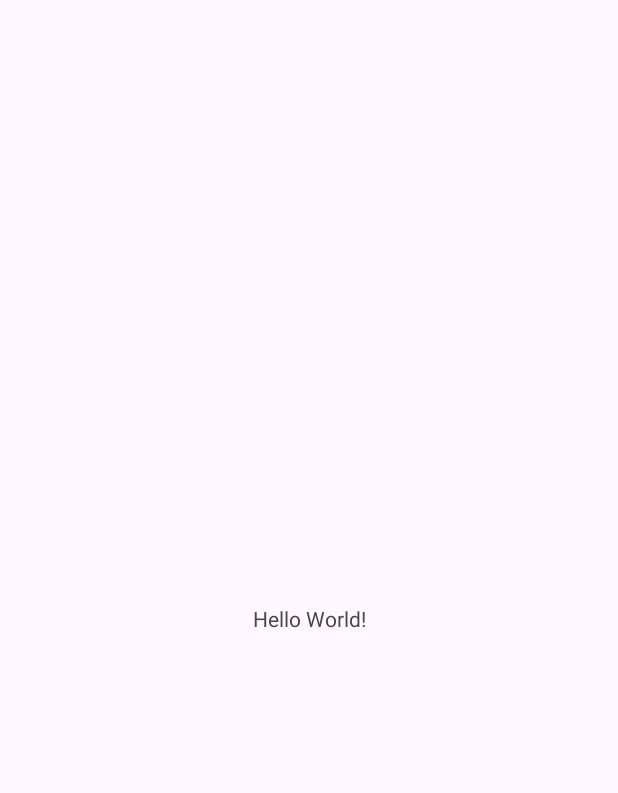
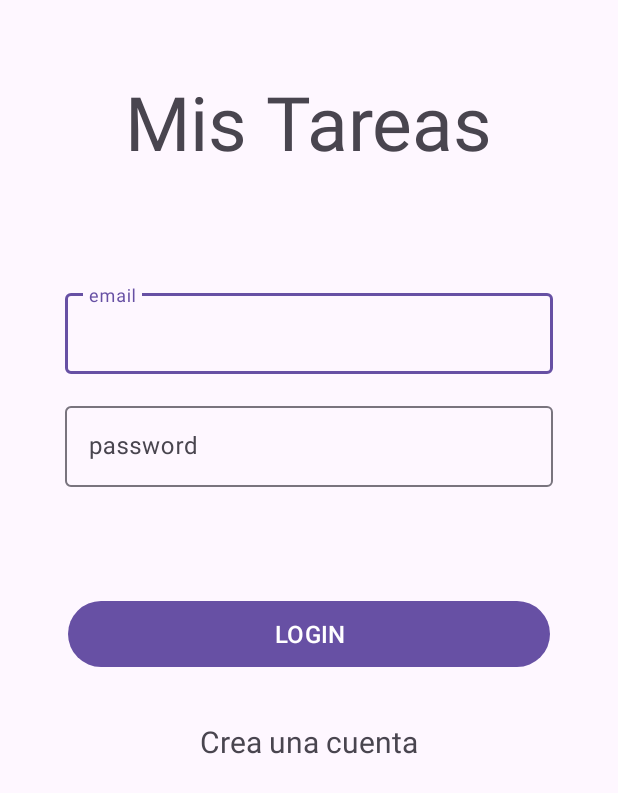
Before and after one commit to AlbertoArroyoS/ToDoList, an Android app: the screen it shows after launch (MainActivity before the commit, Login after it), on a phone screen of 412 x 824 dp. Before the commit the part shown is almost empty. Shown: the top 793 px of the screen. Run offline under Robolectric (Android 15) with nearby library versions, the phone set to English and light mode, and no system bars.

Commit message:
Layout Login

```diff
--- a/Android_Studio/app/src/main/AndroidManifest.xml
+++ b/Android_Studio/app/src/main/AndroidManifest.xml
@@ -13,6 +13,15 @@
         android:theme="@style/Theme.ToDoList"
         tools:targetApi="31">
         <activity
+            android:name=".Login"
+            android:exported="true">
+            <intent-filter>
+                <action android:name="android.intent.action.MAIN" />
+
+                <category android:name="android.intent.category.LAUNCHER" />
+            </intent-filter>
+        </activity>
+        <activity
             android:name=".MainActivity"
             android:exported="true">
             <intent-filter>
--- /dev/null
+++ b/Android_Studio/app/src/main/java/com/example/todolist/Login.java
@@ -0,0 +1,14 @@
+package com.example.todolist;
+
+import androidx.appcompat.app.AppCompatActivity;
+
+import android.os.Bundle;
+
+public class Login extends AppCompatActivity {
+
+    @Override
+    protected void onCreate(Bundle savedInstanceState) {
+        super.onCreate(savedInstanceState);
+        setContentView(R.layout.activity_login);
+    }
+}
--- /dev/null
+++ b/Android_Studio/app/src/main/res/layout/activity_login.xml
@@ -0,0 +1,87 @@
+<?xml version="1.0" encoding="utf-8"?>
+<androidx.constraintlayout.widget.ConstraintLayout xmlns:android="http://schemas.android.com/apk/res/android"
+    xmlns:app="http://schemas.android.com/apk/res-auto"
+    xmlns:tools="http://schemas.android.com/tools"
+    android:layout_width="match_parent"
+    android:layout_height="match_parent"
+    tools:context=".Login">
+
+    <TextView
+        android:id="@+id/textView"
+        android:layout_width="wrap_content"
+        android:layout_height="wrap_content"
+        android:layout_marginTop="47dp"
+        android:text="Mis Tareas"
+        android:textSize="50sp"
+        app:layout_constraintEnd_toEndOf="parent"
+        app:layout_constraintStart_toStartOf="parent"
+        app:layout_constraintTop_toTopOf="parent" />
+
+    <com.google.android.material.textfield.TextInputLayout
+        android:id="@+id/textInputLayout"
+        android:layout_width="409dp"
+        android:layout_height="wrap_content"
+        tools:layout_editor_absoluteX="1dp"
+        tools:layout_editor_absoluteY="292dp" />
+
+    <com.google.android.material.textfield.TextInputLayout
+        android:id="@+id/layoutCorreo"
+        android:layout_width="325dp"
+        android:layout_height="59dp"
+        android:layout_marginTop="75dp"
+        app:layout_constraintEnd_toEndOf="parent"
+        app:layout_constraintStart_toStartOf="parent"
+        app:layout_constraintTop_toBottomOf="@+id/textView">
+
+        <com.google.android.material.textfield.TextInputEditText
+            android:id="@+id/cajaCorreo"
+            android:layout_width="325dp"
+            android:layout_height="wrap_content"
+            android:hint="@string/hintCorreo"
+            android:textColorHint="@color/black"
+            android:backgroundTint="@color/white"/>
+        <requestFocus/>
+    </com.google.android.material.textfield.TextInputLayout>
+
+    <com.google.android.material.textfield.TextInputLayout
+        android:id="@+id/textInputLayout3"
+        android:layout_width="325dp"
+        android:layout_height="59dp"
+        android:layout_marginTop="16dp"
+        app:layout_constraintEnd_toEndOf="parent"
+        app:layout_constraintStart_toStartOf="parent"
+        app:layout_constraintTop_toBottomOf="@+id/layoutCorreo">
+
+        <com.google.android.material.textfield.TextInputEditText
+            android:id="@+id/cajaPass"
+            android:layout_width="325dp"
+            android:layout_height="wrap_content"
+            android:backgroundTint="@color/white"
+            android:hint="@string/hintPass"
+            android:inputType="textPassword"
+            android:textColorHint="@color/black" />/>
+    </com.google.android.material.textfield.TextInputLayout>
+
+    <Button
+        android:id="@+id/botonLogin"
+        android:layout_width="321dp"
+        android:layout_height="52dp"
+        android:layout_marginTop="72dp"
+        android:text="@string/login"
+        android:textSize="16sp"
+        app:cornerRadius="32sp"
+        app:layout_constraintEnd_toEndOf="parent"
+        app:layout_constraintStart_toStartOf="parent"
+        app:layout_constraintTop_toBottomOf="@+id/textInputLayout3" />
+
+    <TextView
+        android:id="@+id/crearCuenta"
+        android:layout_width="wrap_content"
+        android:layout_height="wrap_content"
+        android:layout_marginTop="32dp"
+        android:text="Crea una cuenta"
+        android:textSize="20sp"
+        app:layout_constraintEnd_toEndOf="parent"
+        app:layout_constraintStart_toStartOf="parent"
+        app:layout_constraintTop_toBottomOf="@+id/botonLogin" />
+</androidx.constraintlayout.widget.ConstraintLayout>
--- a/Android_Studio/app/src/main/res/values/strings.xml
+++ b/Android_Studio/app/src/main/res/values/strings.xml
@@ -1,3 +1,6 @@
 <resources>
     <string name="app_name">ToDoList</string>
+    <string name="hintCorreo">email</string>
+    <string name="hintPass">password</string>
+    <string name="login">LOGIN</string>
 </resources>
```
